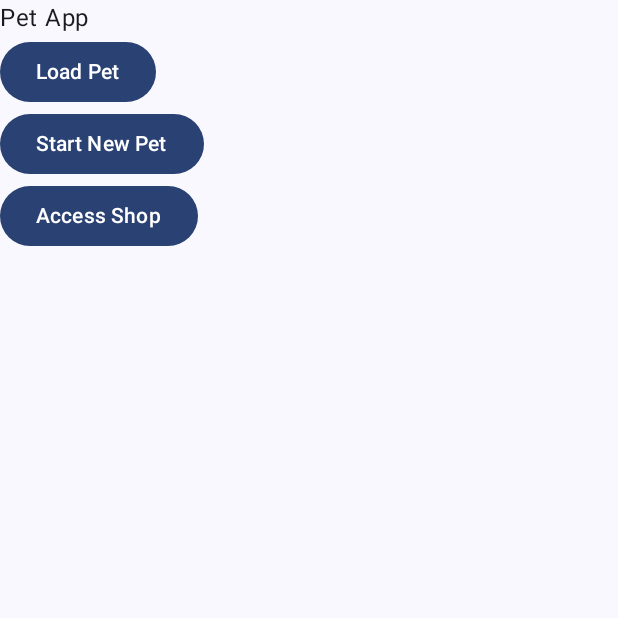
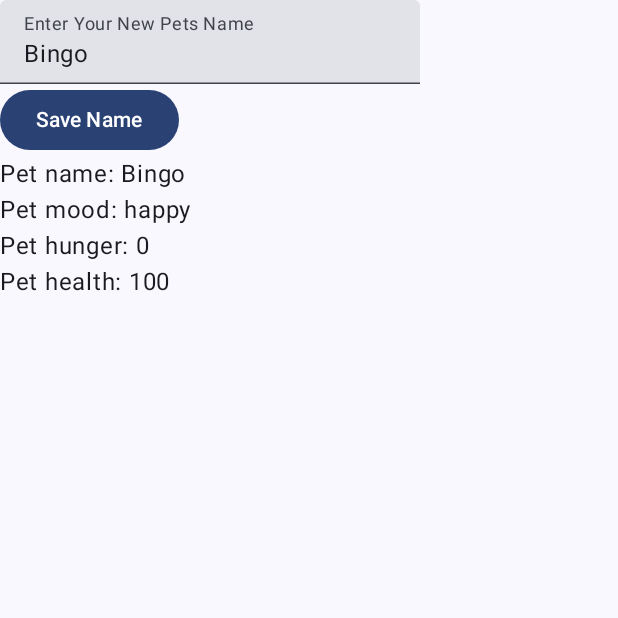
Before and after one commit to cmafsu/Pixelpet, an Android app built with Jetpack Compose: the screen it shows after launch (MainActivity), after a tap on "Load Pet", on a phone screen of 412 x 824 dp, the top half of it. Run offline under Robolectric (Android 15) with nearby library versions, the phone set to English and light mode, and no system bars.

Commit message:
homescreen new pet button, user input to enter name for new pet

```diff
--- a/app/build.gradle
+++ b/app/build.gradle
@@ -53,6 +53,7 @@ dependencies {
     implementation 'androidx.lifecycle:lifecycle-runtime-ktx:2.3.1'
     implementation 'androidx.activity:activity-compose:1.5.1'
     implementation platform('androidx.compose:compose-bom:2022.10.00')
+    implementation "androidx.navigation:navigation-compose:2.4.0-alpha08"
     implementation 'androidx.compose.ui:ui'
     implementation 'androidx.compose.ui:ui-graphics'
     implementation 'androidx.compose.ui:ui-tooling-preview'
--- a/app/src/main/java/com/example/petapp/MainActivity.kt
+++ b/app/src/main/java/com/example/petapp/MainActivity.kt
@@ -13,10 +13,16 @@ import androidx.compose.material3.Text
 import androidx.compose.runtime.Composable
 import androidx.compose.ui.Modifier
 import androidx.compose.ui.tooling.preview.Preview
+import androidx.navigation.compose.rememberNavController
+import androidx.navigation.NavController
+import androidx.navigation.compose.NavHost
+import androidx.navigation.compose.composable
 import com.example.petapp.ui.theme.PETappTheme
+import com.example.petapp.Screens.HomeScreen
+import com.example.petapp.Screens
 
 class MainActivity : ComponentActivity() {
-private lateinit var newPet: Pet
+    private lateinit var newPet: Pet
     override fun onCreate(savedInstanceState: Bundle?) {
         super.onCreate(savedInstanceState)
         // create pet instance
@@ -28,46 +34,15 @@ private lateinit var newPet: Pet
                     modifier = Modifier.fillMaxSize(),
                     color = MaterialTheme.colorScheme.background
                 ) {
-                       AppHomeScreen()
+                    val navController = rememberNavController()
+                    NavHost(navController, startDestination = "home") {
+                        composable("home") { Screens.HomeScreen(navController) }
+                        composable("petStats") { Screens.PetStatsScreen(newPet) }
+                    }
                 }
             }
         }
-    }
 
 
-}
-
-@Composable
-fun AppHomeScreen() {
-    Column {
-        Text(text = "Pet App")
-        Button(onClick = { /* TODO: Handle load pet action */ }) {
-            Text(text = "Load Pet")
-        }
-        Button(onClick = { /* TODO: Handle start new pet action */ }) {
-            Text(text = "Start New Pet")
-        }
-        Button(onClick = { /* TODO: Handle access shop action */ }) {
-            Text(text = "Access Shop")
-        }
     }
 }
-//fun PetApp(pet: Pet) {
-  //  Column {
-  //      Text(text = "Pet name: ${pet.getName()}")
- //       Text(text = "Pet mood: ${pet.getMood()}")
- //       Text(text = "Pet hunger: ${pet.getHunger()}")
-  //      Text(text = "Pet health: ${pet.getHealth()}")
-//    }
-//}
-
-@Preview
-@Composable
-fun PreviewHomeScreen() {
-   PETappTheme {
-       AppHomeScreen()
-
-   }
-
-
-}
--- a/app/src/main/java/com/example/petapp/Pet.java
+++ b/app/src/main/java/com/example/petapp/Pet.java
@@ -14,16 +14,25 @@ public class Pet {
     }
 
 
-    public String getName(){
+    public String getName()
+    {
         return name;
     }
-    public String getMood() {
+    public String setName(String name)
+    {
+        this.name = name;
+        return name;
+    }
+    public String getMood()
+    {
         return mood;
     }
-    public int getHunger() {
+    public int getHunger()
+    {
         return hunger;
     }
-    public int getHealth() {
+    public int getHealth()
+    {
         return health;
     }
 }
--- /dev/null
+++ b/app/src/main/java/com/example/petapp/Screens.kt
@@ -0,0 +1,65 @@
+@file:OptIn(ExperimentalMaterial3Api::class)
+
+package com.example.petapp
+
+import androidx.compose.foundation.layout.Column
+import androidx.compose.material3.Button
+import androidx.compose.material3.ExperimentalMaterial3Api
+import androidx.compose.material3.Text
+import androidx.compose.material3.TextField
+import androidx.compose.runtime.Composable
+import androidx.compose.runtime.getValue
+import androidx.compose.runtime.mutableStateOf
+import androidx.compose.runtime.remember
+import androidx.navigation.NavController
+import androidx.compose.runtime.mutableStateOf
+import androidx.compose.runtime.setValue
+
+
+object Screens {
+    @Composable
+    fun HomeScreen(navController: NavController) {
+        Column {
+            Button(
+                onClick = { navController.navigate("petStats") }
+            ) {
+                Text(text = "New Pet")
+            }
+            Button(
+                onClick = { navController.navigate("petStats") }
+            ) {
+                Text(text = "Load Pet")
+            }
+            Button(
+                onClick = { navController.navigate("petStats") }
+            ) {
+                Text(text = "Shop")
+            }
+        }
+    }
+
+    @Composable
+    fun PetStatsScreen(pet: Pet) {
+        var newName by remember { mutableStateOf(pet.name)}
+        Column {
+            TextField(
+                value = newName,
+                onValueChange = { newName = it },
+                label = {Text ("Enter Your New Pets Name")}
+            )
+            Button(
+                onClick =  {
+                    if(pet.name.isNotBlank()){
+                        pet.name = newName;
+                    }
+                }
+            ){
+                Text(text = "Save Name")
+            }
+            Text(text = "Pet name: $newName")
+            Text(text = "Pet mood: ${pet.mood}")
+            Text(text = "Pet hunger: ${pet.hunger}")
+            Text(text = "Pet health: ${pet.health}")
+        }
+    }
+}
```
